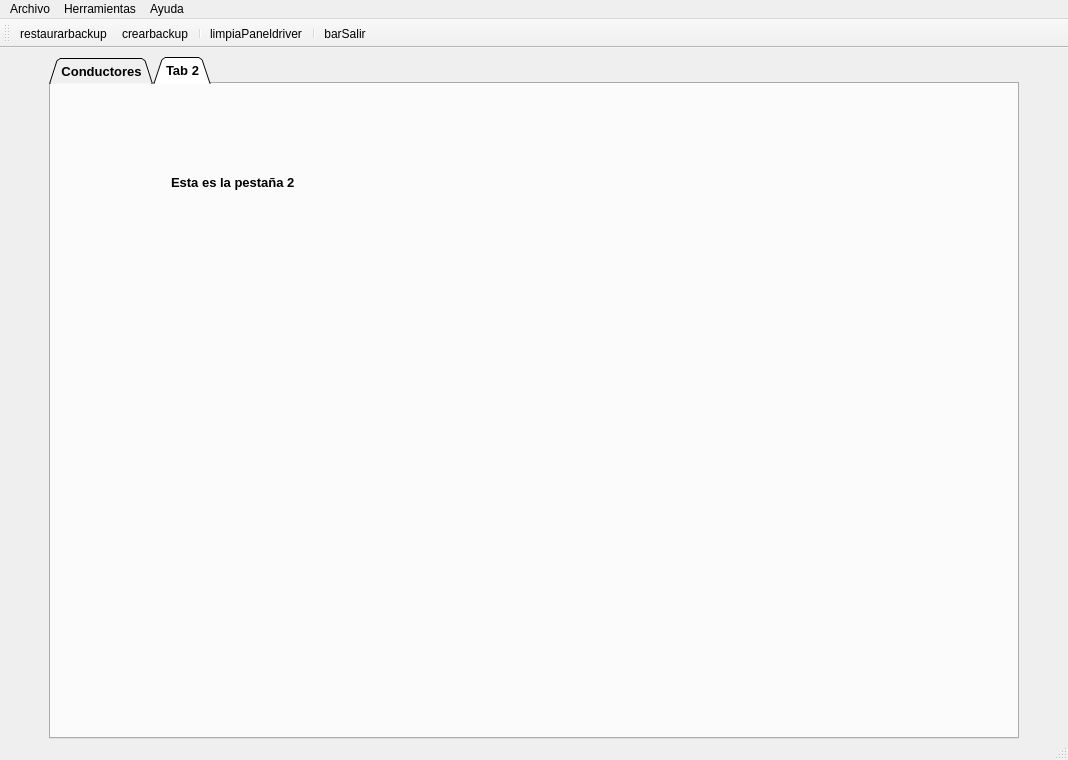
Before: the Qt Designer form Interfaces/BernalMendez/templates/MainWindow.ui in Cross048/DAM_2, drawn with Qt 5.
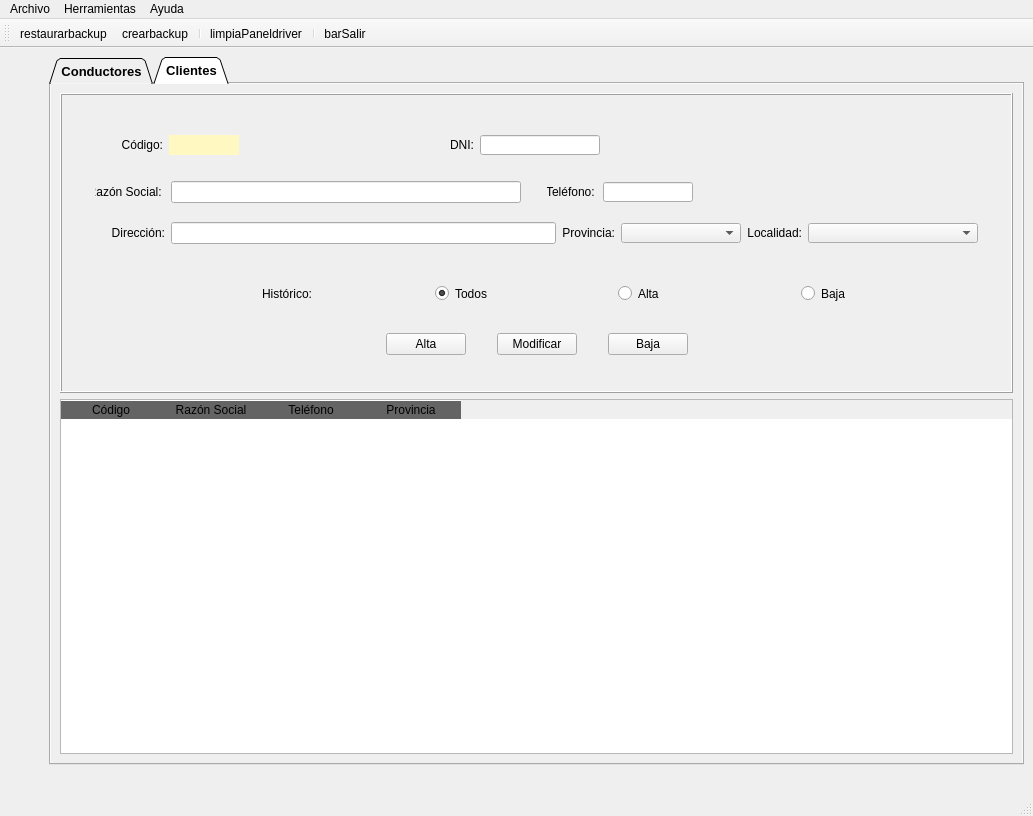
After: the same form once the commit is applied. The open tabs and pages were chosen to show the change. Icons and pictures are not drawn.

```diff
--- a/Interfaces/BernalMendez/templates/MainWindow.ui
+++ b/Interfaces/BernalMendez/templates/MainWindow.ui
@@ -6,8 +6,8 @@
    <rect>
     <x>0</x>
     <y>0</y>
-    <width>1068</width>
-    <height>760</height>
+    <width>1033</width>
+    <height>816</height>
    </rect>
   </property>
   <property name="sizePolicy">
@@ -61,7 +61,7 @@
     </size>
    </property>
    <layout class="QGridLayout" name="gridLayout_2">
-    <item row="0" column="2">
+    <item row="1" column="1">
      <spacer name="horizontalSpacer_11">
       <property name="orientation">
        <enum>Qt::Horizontal</enum>
@@ -1278,23 +1278,831 @@
         </item>
        </layout>
       </widget>
-      <widget class="QWidget" name="tab_2">
+      <widget class="QWidget" name="panelClientes">
+       <property name="sizePolicy">
+        <sizepolicy hsizetype="Expanding" vsizetype="Expanding">
+         <horstretch>1</horstretch>
+         <verstretch>1</verstretch>
+        </sizepolicy>
+       </property>
+       <property name="autoFillBackground">
+        <bool>true</bool>
+       </property>
        <attribute name="title">
-        <string>Tab 2</string>
+        <string>Clientes</string>
        </attribute>
-       <widget class="QLabel" name="label_2">
-        <property name="geometry">
-         <rect>
-          <x>120</x>
-          <y>90</y>
-          <width>131</width>
-          <height>16</height>
-         </rect>
-        </property>
-        <property name="text">
-         <string>Esta es la pestaña 2</string>
-        </property>
-       </widget>
+       <layout class="QGridLayout" name="gridLayout_14">
+        <item row="0" column="0">
+         <widget class="QFrame" name="frngestdrive_2">
+          <property name="sizePolicy">
+           <sizepolicy hsizetype="Fixed" vsizetype="Ignored">
+            <horstretch>1</horstretch>
+            <verstretch>2</verstretch>
+           </sizepolicy>
+          </property>
+          <property name="minimumSize">
+           <size>
+            <width>400</width>
+            <height>20</height>
+           </size>
+          </property>
+          <property name="maximumSize">
+           <size>
+            <width>2048</width>
+            <height>300</height>
+           </size>
+          </property>
+          <property name="layoutDirection">
+           <enum>Qt::LeftToRight</enum>
+          </property>
+          <property name="styleSheet">
+           <string notr="true">border-color: rgb(255, 253, 225);</string>
+          </property>
+          <property name="frameShape">
+           <enum>QFrame::Box</enum>
+          </property>
+          <property name="frameShadow">
+           <enum>QFrame::Raised</enum>
+          </property>
+          <layout class="QGridLayout" name="gridLayout_11">
+           <item row="2" column="1">
+            <layout class="QHBoxLayout" name="horizontalLayout_3">
+             <property name="spacing">
+              <number>1</number>
+             </property>
+             <property name="sizeConstraint">
+              <enum>QLayout::SetDefaultConstraint</enum>
+             </property>
+             <item>
+              <spacer name="horizontalSpacer_15">
+               <property name="orientation">
+                <enum>Qt::Horizontal</enum>
+               </property>
+               <property name="sizeHint" stdset="0">
+                <size>
+                 <width>40</width>
+                 <height>20</height>
+                </size>
+               </property>
+              </spacer>
+             </item>
+             <item>
+              <widget class="QPushButton" name="btnAltaDriver_2">
+               <property name="minimumSize">
+                <size>
+                 <width>75</width>
+                 <height>20</height>
+                </size>
+               </property>
+               <property name="maximumSize">
+                <size>
+                 <width>80</width>
+                 <height>16777215</height>
+                </size>
+               </property>
+               <property name="text">
+                <string>Alta</string>
+               </property>
+              </widget>
+             </item>
+             <item>
+              <spacer name="horizontalSpacer_16">
+               <property name="orientation">
+                <enum>Qt::Horizontal</enum>
+               </property>
+               <property name="sizeType">
+                <enum>QSizePolicy::Fixed</enum>
+               </property>
+               <property name="sizeHint" stdset="0">
+                <size>
+                 <width>30</width>
+                 <height>20</height>
+                </size>
+               </property>
+              </spacer>
+             </item>
+             <item>
+              <widget class="QPushButton" name="btnModifDriver_2">
+               <property name="minimumSize">
+                <size>
+                 <width>75</width>
+                 <height>20</height>
+                </size>
+               </property>
+               <property name="maximumSize">
+                <size>
+                 <width>80</width>
+                 <height>16777215</height>
+                </size>
+               </property>
+               <property name="text">
+                <string>Modificar</string>
+               </property>
+              </widget>
+             </item>
+             <item>
+              <spacer name="horizontalSpacer_17">
+               <property name="orientation">
+                <enum>Qt::Horizontal</enum>
+               </property>
+               <property name="sizeType">
+                <enum>QSizePolicy::Fixed</enum>
+               </property>
+               <property name="sizeHint" stdset="0">
+                <size>
+                 <width>30</width>
+                 <height>20</height>
+                </size>
+               </property>
+              </spacer>
+             </item>
+             <item>
+              <widget class="QPushButton" name="btnBajaDriver_2">
+               <property name="minimumSize">
+                <size>
+                 <width>75</width>
+                 <height>20</height>
+                </size>
+               </property>
+               <property name="maximumSize">
+                <size>
+                 <width>80</width>
+                 <height>16777215</height>
+                </size>
+               </property>
+               <property name="text">
+                <string>Baja</string>
+               </property>
+              </widget>
+             </item>
+             <item>
+              <spacer name="horizontalSpacer_18">
+               <property name="orientation">
+                <enum>Qt::Horizontal</enum>
+               </property>
+               <property name="sizeHint" stdset="0">
+                <size>
+                 <width>40</width>
+                 <height>20</height>
+                </size>
+               </property>
+              </spacer>
+             </item>
+            </layout>
+           </item>
+           <item row="0" column="1">
+            <layout class="QGridLayout" name="gridLayout_12">
+             <property name="sizeConstraint">
+              <enum>QLayout::SetMinimumSize</enum>
+             </property>
+             <item row="6" column="0">
+              <spacer name="verticalSpacer_5">
+               <property name="orientation">
+                <enum>Qt::Vertical</enum>
+               </property>
+               <property name="sizeType">
+                <enum>QSizePolicy::Fixed</enum>
+               </property>
+               <property name="sizeHint" stdset="0">
+                <size>
+                 <width>20</width>
+                 <height>10</height>
+                </size>
+               </property>
+              </spacer>
+             </item>
+             <item row="2" column="0" colspan="3">
+              <layout class="QGridLayout" name="gridLayout_13">
+               <property name="sizeConstraint">
+                <enum>QLayout::SetMaximumSize</enum>
+               </property>
+               <item row="0" column="0">
+                <widget class="QLabel" name="lblRazonSocial">
+                 <property name="minimumSize">
+                  <size>
+                   <width>70</width>
+                   <height>20</height>
+                  </size>
+                 </property>
+                 <property name="maximumSize">
+                  <size>
+                   <width>70</width>
+                   <height>20</height>
+                  </size>
+                 </property>
+                 <property name="text">
+                  <string>Razón Social: </string>
+                 </property>
+                 <property name="alignment">
+                  <set>Qt::AlignRight|Qt::AlignTrailing|Qt::AlignVCenter</set>
+                 </property>
+                </widget>
+               </item>
+               <item row="0" column="1">
+                <widget class="QLineEdit" name="txtRazonSocial">
+                 <property name="minimumSize">
+                  <size>
+                   <width>350</width>
+                   <height>20</height>
+                  </size>
+                 </property>
+                 <property name="cursorPosition">
+                  <number>0</number>
+                 </property>
+                </widget>
+               </item>
+               <item row="0" column="3">
+                <widget class="QLabel" name="lblMovil_2">
+                 <property name="minimumSize">
+                  <size>
+                   <width>45</width>
+                   <height>0</height>
+                  </size>
+                 </property>
+                 <property name="maximumSize">
+                  <size>
+                   <width>50</width>
+                   <height>20</height>
+                  </size>
+                 </property>
+                 <property name="text">
+                  <string>Teléfono: </string>
+                 </property>
+                 <property name="alignment">
+                  <set>Qt::AlignCenter</set>
+                 </property>
+                </widget>
+               </item>
+               <item row="0" column="4">
+                <widget class="QLineEdit" name="txtMovil_2">
+                 <property name="minimumSize">
+                  <size>
+                   <width>90</width>
+                   <height>20</height>
+                  </size>
+                 </property>
+                 <property name="maximumSize">
+                  <size>
+                   <width>80</width>
+                   <height>20</height>
+                  </size>
+                 </property>
+                 <property name="alignment">
+                  <set>Qt::AlignCenter</set>
+                 </property>
+                </widget>
+               </item>
+               <item row="0" column="2">
+                <spacer name="horizontalSpacer_19">
+                 <property name="orientation">
+                  <enum>Qt::Horizontal</enum>
+                 </property>
+                 <property name="sizeType">
+                  <enum>QSizePolicy::Fixed</enum>
+                 </property>
+                 <property name="sizeHint" stdset="0">
+                  <size>
+                   <width>20</width>
+                   <height>20</height>
+                  </size>
+                 </property>
+                </spacer>
+               </item>
+               <item row="0" column="5">
+                <spacer name="horizontalSpacer_24">
+                 <property name="orientation">
+                  <enum>Qt::Horizontal</enum>
+                 </property>
+                 <property name="sizeHint" stdset="0">
+                  <size>
+                   <width>40</width>
+                   <height>20</height>
+                  </size>
+                 </property>
+                </spacer>
+               </item>
+              </layout>
+             </item>
+             <item row="4" column="0" colspan="3">
+              <layout class="QGridLayout" name="gridLayout_16">
+               <item row="0" column="6">
+                <widget class="QComboBox" name="cmbMuni_2">
+                 <property name="minimumSize">
+                  <size>
+                   <width>170</width>
+                   <height>20</height>
+                  </size>
+                 </property>
+                 <property name="maximumSize">
+                  <size>
+                   <width>240</width>
+                   <height>20</height>
+                  </size>
+                 </property>
+                </widget>
+               </item>
+               <item row="0" column="5">
+                <widget class="QLabel" name="lblLocalidad_2">
+                 <property name="maximumSize">
+                  <size>
+                   <width>70</width>
+                   <height>20</height>
+                  </size>
+                 </property>
+                 <property name="text">
+                  <string>Localidad:</string>
+                 </property>
+                 <property name="alignment">
+                  <set>Qt::AlignRight|Qt::AlignTrailing|Qt::AlignVCenter</set>
+                 </property>
+                </widget>
+               </item>
+               <item row="0" column="2">
+                <spacer name="horizontalSpacer_22">
+                 <property name="orientation">
+                  <enum>Qt::Horizontal</enum>
+                 </property>
+                 <property name="sizeHint" stdset="0">
+                  <size>
+                   <width>40</width>
+                   <height>20</height>
+                  </size>
+                 </property>
+                </spacer>
+               </item>
+               <item row="0" column="0">
+                <widget class="QLabel" name="lblDirdriver_2">
+                 <property name="minimumSize">
+                  <size>
+                   <width>70</width>
+                   <height>0</height>
+                  </size>
+                 </property>
+                 <property name="maximumSize">
+                  <size>
+                   <width>90</width>
+                   <height>20</height>
+                  </size>
+                 </property>
+                 <property name="text">
+                  <string>Dirección:</string>
+                 </property>
+                 <property name="alignment">
+                  <set>Qt::AlignRight|Qt::AlignTrailing|Qt::AlignVCenter</set>
+                 </property>
+                </widget>
+               </item>
+               <item row="0" column="1">
+                <widget class="QLineEdit" name="txtDirdriver_2">
+                 <property name="sizePolicy">
+                  <sizepolicy hsizetype="Fixed" vsizetype="Fixed">
+                   <horstretch>0</horstretch>
+                   <verstretch>0</verstretch>
+                  </sizepolicy>
+                 </property>
+                 <property name="minimumSize">
+                  <size>
+                   <width>385</width>
+                   <height>20</height>
+                  </size>
+                 </property>
+                </widget>
+               </item>
+               <item row="0" column="3">
+                <widget class="QLabel" name="lblPRov_2">
+                 <property name="maximumSize">
+                  <size>
+                   <width>70</width>
+                   <height>20</height>
+                  </size>
+                 </property>
+                 <property name="text">
+                  <string>Provincia:</string>
+                 </property>
+                 <property name="alignment">
+                  <set>Qt::AlignRight|Qt::AlignTrailing|Qt::AlignVCenter</set>
+                 </property>
+                </widget>
+               </item>
+               <item row="0" column="4">
+                <widget class="QComboBox" name="cmbProv_2">
+                 <property name="minimumSize">
+                  <size>
+                   <width>120</width>
+                   <height>20</height>
+                  </size>
+                 </property>
+                 <property name="maximumSize">
+                  <size>
+                   <width>150</width>
+                   <height>20</height>
+                  </size>
+                 </property>
+                </widget>
+               </item>
+              </layout>
+             </item>
+             <item row="0" column="0" colspan="2">
+              <layout class="QGridLayout" name="gridLayout_17">
+               <item row="0" column="4">
+                <widget class="QLabel" name="lblDni_2">
+                 <property name="minimumSize">
+                  <size>
+                   <width>30</width>
+                   <height>20</height>
+                  </size>
+                 </property>
+                 <property name="maximumSize">
+                  <size>
+                   <width>30</width>
+                   <height>20</height>
+                  </size>
+                 </property>
+                 <property name="text">
+                  <string>DNI:</string>
+                 </property>
+                 <property name="alignment">
+                  <set>Qt::AlignRight|Qt::AlignTrailing|Qt::AlignVCenter</set>
+                 </property>
+                </widget>
+               </item>
+               <item row="0" column="2">
+                <widget class="QLabel" name="lblcodbd_2">
+                 <property name="minimumSize">
+                  <size>
+                   <width>70</width>
+                   <height>20</height>
+                  </size>
+                 </property>
+                 <property name="maximumSize">
+                  <size>
+                   <width>70</width>
+                   <height>20</height>
+                  </size>
+                 </property>
+                 <property name="styleSheet">
+                  <string notr="true">background-color: rgb(255, 248, 192);</string>
+                 </property>
+                 <property name="text">
+                  <string/>
+                 </property>
+                 <property name="alignment">
+                  <set>Qt::AlignCenter</set>
+                 </property>
+                </widget>
+               </item>
+               <item row="0" column="0">
+                <spacer name="horizontalSpacer_23">
+                 <property name="orientation">
+                  <enum>Qt::Horizontal</enum>
+                 </property>
+                 <property name="sizeType">
+                  <enum>QSizePolicy::Fixed</enum>
+                 </property>
+                 <property name="sizeHint" stdset="0">
+                  <size>
+                   <width>18</width>
+                   <height>20</height>
+                  </size>
+                 </property>
+                </spacer>
+               </item>
+               <item row="0" column="1">
+                <widget class="QLabel" name="lblCod_2">
+                 <property name="minimumSize">
+                  <size>
+                   <width>50</width>
+                   <height>20</height>
+                  </size>
+                 </property>
+                 <property name="maximumSize">
+                  <size>
+                   <width>40</width>
+                   <height>16777215</height>
+                  </size>
+                 </property>
+                 <property name="text">
+                  <string>Código:</string>
+                 </property>
+                 <property name="alignment">
+                  <set>Qt::AlignRight|Qt::AlignTrailing|Qt::AlignVCenter</set>
+                 </property>
+                </widget>
+               </item>
+               <item row="0" column="6">
+                <widget class="QLabel" name="lblValidardni_2">
+                 <property name="minimumSize">
+                  <size>
+                   <width>40</width>
+                   <height>30</height>
+                  </size>
+                 </property>
+                 <property name="maximumSize">
+                  <size>
+                   <width>50</width>
+                   <height>30</height>
+                  </size>
+                 </property>
+                 <property name="font">
+                  <font>
+                   <family>Segoe Print</family>
+                   <pointsize>14</pointsize>
+                  </font>
+                 </property>
+                 <property name="text">
+                  <string/>
+                 </property>
+                 <property name="alignment">
+                  <set>Qt::AlignLeading|Qt::AlignLeft|Qt::AlignVCenter</set>
+                 </property>
+                </widget>
+               </item>
+               <item row="0" column="5">
+                <widget class="QLineEdit" name="txtDni_2">
+                 <property name="minimumSize">
+                  <size>
+                   <width>120</width>
+                   <height>20</height>
+                  </size>
+                 </property>
+                 <property name="maximumSize">
+                  <size>
+                   <width>120</width>
+                   <height>20</height>
+                  </size>
+                 </property>
+                 <property name="whatsThis">
+                  <string>&lt;html&gt;&lt;head/&gt;&lt;body&gt;&lt;p&gt;&lt;span style=&quot; font-weight:400;&quot;&gt;Introducir DNI&lt;/span&gt;&lt;/p&gt;&lt;/body&gt;&lt;/html&gt;</string>
+                 </property>
+                 <property name="alignment">
+                  <set>Qt::AlignCenter</set>
+                 </property>
+                </widget>
+               </item>
+               <item row="0" column="7">
+                <widget class="QPushButton" name="btnBuscadri_2">
+                 <property name="maximumSize">
+                  <size>
+                   <width>30</width>
+                   <height>30</height>
+                  </size>
+                 </property>
+                 <property name="text">
+                  <string/>
+                 </property>
+                 <property name="icon">
+                  <iconset>
+                   <normaloff>../img/lupa.png</normaloff>../img/lupa.png</iconset>
+                 </property>
+                 <property name="iconSize">
+                  <size>
+                   <width>24</width>
+                   <height>24</height>
+                  </size>
+                 </property>
+                 <property name="flat">
+                  <bool>true</bool>
+                 </property>
+                </widget>
+               </item>
+               <item row="0" column="3">
+                <spacer name="horizontalSpacer_21">
+                 <property name="orientation">
+                  <enum>Qt::Horizontal</enum>
+                 </property>
+                 <property name="sizeHint" stdset="0">
+                  <size>
+                   <width>40</width>
+                   <height>20</height>
+                  </size>
+                 </property>
+                </spacer>
+               </item>
+              </layout>
+             </item>
+             <item row="1" column="0">
+              <spacer name="verticalSpacer_8">
+               <property name="orientation">
+                <enum>Qt::Vertical</enum>
+               </property>
+               <property name="sizeType">
+                <enum>QSizePolicy::Fixed</enum>
+               </property>
+               <property name="sizeHint" stdset="0">
+                <size>
+                 <width>20</width>
+                 <height>15</height>
+                </size>
+               </property>
+              </spacer>
+             </item>
+             <item row="3" column="0">
+              <spacer name="verticalSpacer_7">
+               <property name="orientation">
+                <enum>Qt::Vertical</enum>
+               </property>
+               <property name="sizeType">
+                <enum>QSizePolicy::Fixed</enum>
+               </property>
+               <property name="sizeHint" stdset="0">
+                <size>
+                 <width>13</width>
+                 <height>13</height>
+                </size>
+               </property>
+              </spacer>
+             </item>
+            </layout>
+           </item>
+           <item row="0" column="0">
+            <spacer name="horizontalSpacer_25">
+             <property name="orientation">
+              <enum>Qt::Horizontal</enum>
+             </property>
+             <property name="sizeHint" stdset="0">
+              <size>
+               <width>120</width>
+               <height>20</height>
+              </size>
+             </property>
+            </spacer>
+           </item>
+           <item row="0" column="2">
+            <spacer name="horizontalSpacer_26">
+             <property name="orientation">
+              <enum>Qt::Horizontal</enum>
+             </property>
+             <property name="sizeHint" stdset="0">
+              <size>
+               <width>120</width>
+               <height>20</height>
+              </size>
+             </property>
+            </spacer>
+           </item>
+           <item row="1" column="1">
+            <layout class="QGridLayout" name="gridLayout_18">
+             <item row="0" column="0">
+              <widget class="QLabel" name="lblEstado_2">
+               <property name="minimumSize">
+                <size>
+                 <width>80</width>
+                 <height>0</height>
+                </size>
+               </property>
+               <property name="maximumSize">
+                <size>
+                 <width>100</width>
+                 <height>20</height>
+                </size>
+               </property>
+               <property name="text">
+                <string>Histórico:</string>
+               </property>
+               <property name="alignment">
+                <set>Qt::AlignRight|Qt::AlignTrailing|Qt::AlignVCenter</set>
+               </property>
+              </widget>
+             </item>
+             <item row="0" column="1">
+              <widget class="QRadioButton" name="rbtTodos_2">
+               <property name="minimumSize">
+                <size>
+                 <width>60</width>
+                 <height>0</height>
+                </size>
+               </property>
+               <property name="maximumSize">
+                <size>
+                 <width>60</width>
+                 <height>16777215</height>
+                </size>
+               </property>
+               <property name="text">
+                <string>Todos</string>
+               </property>
+               <property name="checked">
+                <bool>true</bool>
+               </property>
+              </widget>
+             </item>
+             <item row="0" column="3">
+              <widget class="QRadioButton" name="rbtBaja_2">
+               <property name="minimumSize">
+                <size>
+                 <width>60</width>
+                 <height>0</height>
+                </size>
+               </property>
+               <property name="maximumSize">
+                <size>
+                 <width>60</width>
+                 <height>16777215</height>
+                </size>
+               </property>
+               <property name="text">
+                <string>Baja</string>
+               </property>
+              </widget>
+             </item>
+             <item row="0" column="2">
+              <widget class="QRadioButton" name="rbtAlta_2">
+               <property name="minimumSize">
+                <size>
+                 <width>60</width>
+                 <height>0</height>
+                </size>
+               </property>
+               <property name="maximumSize">
+                <size>
+                 <width>60</width>
+                 <height>16777215</height>
+                </size>
+               </property>
+               <property name="text">
+                <string>Alta</string>
+               </property>
+               <property name="checked">
+                <bool>false</bool>
+               </property>
+              </widget>
+             </item>
+            </layout>
+           </item>
+          </layout>
+         </widget>
+        </item>
+        <item row="1" column="0">
+         <widget class="QTableWidget" name="tabDrivers_2">
+          <property name="enabled">
+           <bool>true</bool>
+          </property>
+          <property name="sizePolicy">
+           <sizepolicy hsizetype="Expanding" vsizetype="Expanding">
+            <horstretch>2</horstretch>
+            <verstretch>2</verstretch>
+           </sizepolicy>
+          </property>
+          <property name="minimumSize">
+           <size>
+            <width>400</width>
+            <height>350</height>
+           </size>
+          </property>
+          <property name="maximumSize">
+           <size>
+            <width>16777215</width>
+            <height>16777215</height>
+           </size>
+          </property>
+          <property name="styleSheet">
+           <string notr="true">QHeaderView::section:horizontal
+{
+border-top: 1px solid #ffffff;
+color: 'white';
+font: 11pt &quot;Arial&quot;;
+background-color:rgb(100,100,100);
+}
+</string>
+          </property>
+          <property name="editTriggers">
+           <set>QAbstractItemView::NoEditTriggers</set>
+          </property>
+          <property name="alternatingRowColors">
+           <bool>true</bool>
+          </property>
+          <property name="selectionMode">
+           <enum>QAbstractItemView::ExtendedSelection</enum>
+          </property>
+          <property name="selectionBehavior">
+           <enum>QAbstractItemView::SelectRows</enum>
+          </property>
+          <attribute name="verticalHeaderVisible">
+           <bool>false</bool>
+          </attribute>
+          <column>
+           <property name="text">
+            <string>Código</string>
+           </property>
+          </column>
+          <column>
+           <property name="text">
+            <string>Razón Social</string>
+           </property>
+          </column>
+          <column>
+           <property name="text">
+            <string>Teléfono</string>
+           </property>
+          </column>
+          <column>
+           <property name="text">
+            <string>Provincia</string>
+           </property>
+          </column>
+         </widget>
+        </item>
+       </layout>
       </widget>
      </widget>
     </item>
@@ -1318,7 +2126,7 @@
     <rect>
      <x>0</x>
      <y>0</y>
-     <width>1068</width>
+     <width>1033</width>
      <height>21</height>
     </rect>
    </property>
```
Left out of the diff: 35 changed lines with no effect on the pictures.
